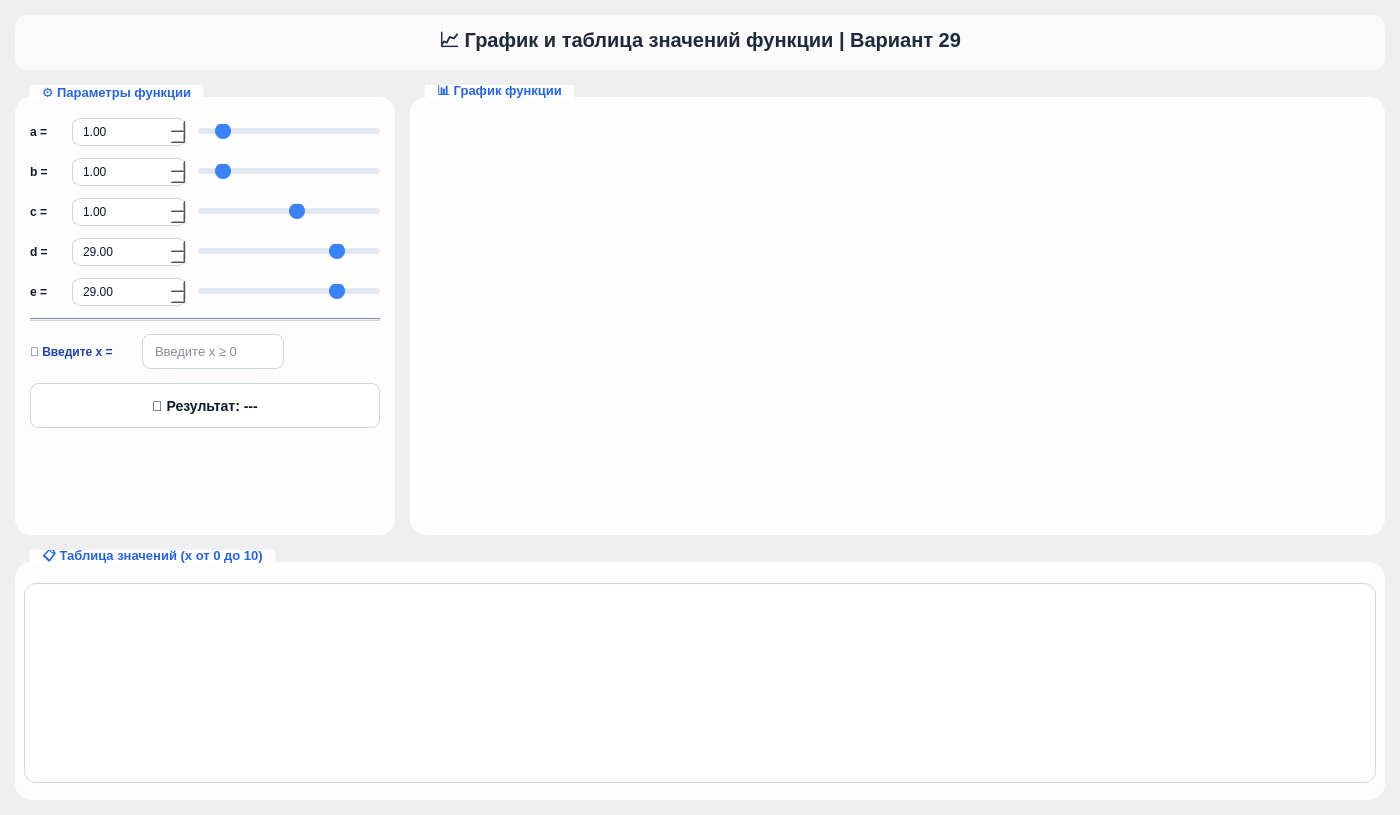
Qt form mainwindow.ui (Taesonx/methods_project) before a commit.
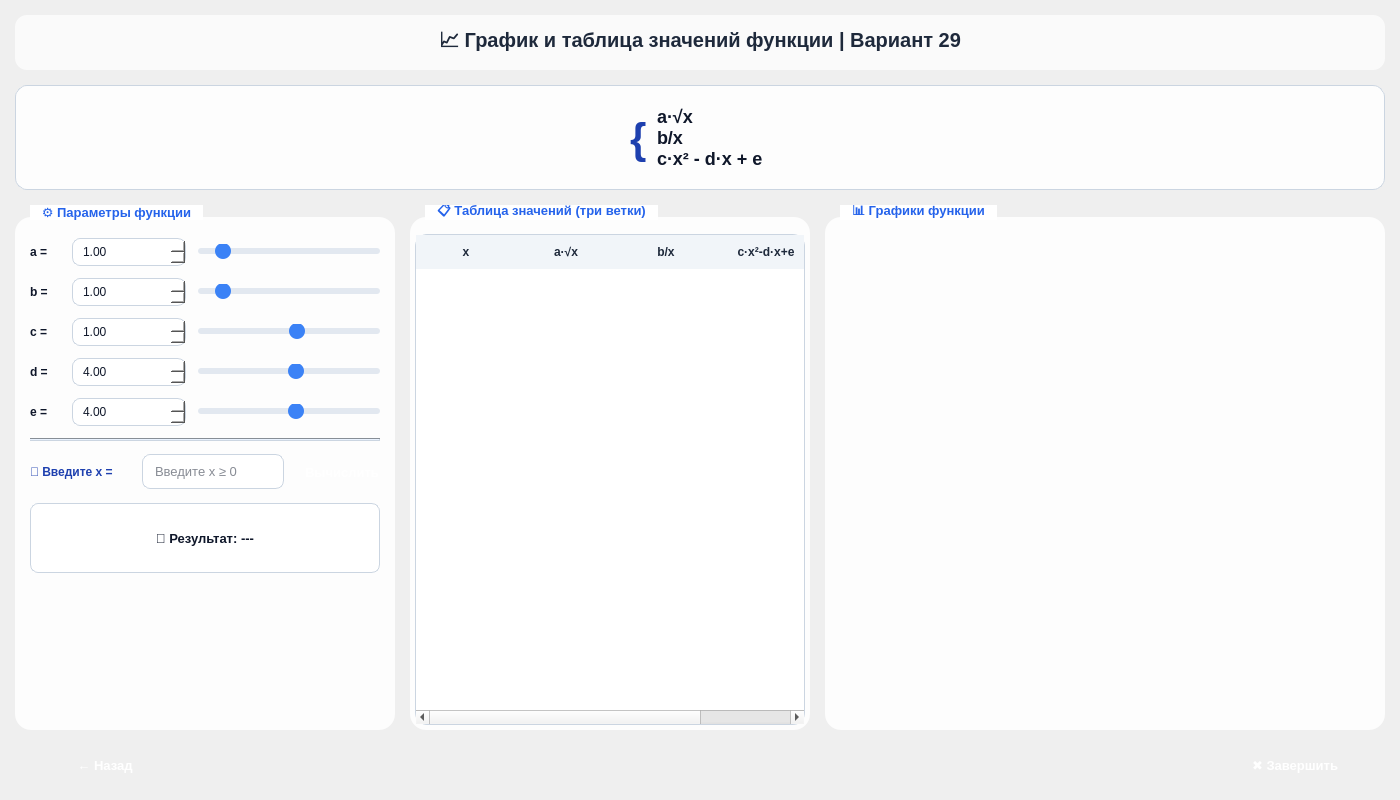
The same form after that commit. Custom widgets are drawn as their Qt base class.

```diff
--- a/mainwindow.ui
+++ b/mainwindow.ui
@@ -7,7 +7,7 @@
     <x>0</x>
     <y>0</y>
     <width>1400</width>
-    <height>809</height>
+    <height>800</height>
    </rect>
   </property>
   <property name="windowTitle">
@@ -31,6 +31,16 @@
         border-radius: 12px;
     }
 
+    QLabel#formulaLabel {
+        background: rgba(255,255,255,0.9);
+        border: 1px solid #cbd5e1;
+        border-radius: 12px;
+        padding: 10px;
+        font-family: 'Consolas', monospace;
+        font-size: 14px;
+        color: #1e40af;
+    }
+
     QGroupBox {
         font-weight: 600;
         font-size: 13px;
@@ -119,11 +129,20 @@
     QPushButton:pressed {
         background: #1e40af;
     }
+    QPushButton#backToSolveButton {
+        background: qlineargradient(x1:0, y1:0, x2:0, y2:1,
+                                    stop:0 #6c757d,
+                                    stop:1 #5a6268);
+        min-width: 140px;
+    }
+    QPushButton#backToSolveButton:hover {
+        background: #5a6268;
+    }
     QPushButton#backButton {
         background: qlineargradient(x1:0, y1:0, x2:0, y2:1,
-                                    stop:0 #94a3b8,
-                                    stop:1 #64748b);
-        min-width: 200px;
+                                    stop:0 #dc3545,
+                                    stop:1 #c82333);
+        min-width: 140px;
     }
     QPushButton#backButton:hover {
         background: qlineargradient(x1:0, y1:0, x2:0, y2:1,
@@ -197,6 +216,16 @@
       </property>
      </widget>
     </item>
+    <item>
+     <widget class="QLabel" name="formulaLabel">
+      <property name="text">
+       <string>&lt;html&gt;&lt;head/&gt;&lt;body&gt;&lt;table border=&quot;0&quot; style=&quot; margin-top:0px; margin-bottom:0px; margin-left:0px; margin-right:0px; border-collapse:collapse;&quot; align=&quot;center&quot; cellspacing=&quot;2&quot; cellpadding=&quot;0&quot;&gt;&lt;tr&gt;&lt;td style=&quot; vertical-align:middle;&quot;&gt;&lt;p&gt;&lt;span style=&quot; font-family:'Times New Roman','Consolas','serif'; font-size:42px; color:#1e40af;&quot;&gt;{&lt;/span&gt;&lt;/p&gt;&lt;/td&gt;&lt;td style=&quot; padding-left:8; padding-right:8; padding-top:8; padding-bottom:8;&quot;&gt;&lt;p&gt;&lt;span style=&quot; font-family:'Times New Roman','Consolas','serif'; font-size:18px; color:#0f172a;&quot;&gt;a·√x&lt;br/&gt;b/x&lt;br/&gt;c·x² - d·x + e&lt;/span&gt;&lt;/p&gt;&lt;/td&gt;&lt;/tr&gt;&lt;/table&gt;&lt;/body&gt;&lt;/html&gt;</string>
+      </property>
+      <property name="alignment">
+       <set>Qt::AlignmentFlag::AlignCenter</set>
+      </property>
+     </widget>
+    </item>
     <item>
      <layout class="QHBoxLayout" name="topLayout">
       <property name="spacing">
@@ -403,7 +432,7 @@
               <double>1.000000000000000</double>
              </property>
              <property name="value">
-              <double>29.000000000000000</double>
+              <double>4.000000000000000</double>
              </property>
             </widget>
            </item>
@@ -416,7 +445,7 @@
               <number>500</number>
              </property>
              <property name="value">
-              <number>290</number>
+              <number>40</number>
              </property>
              <property name="orientation">
               <enum>Qt::Orientation::Horizontal</enum>
@@ -452,7 +481,7 @@
               <double>1.000000000000000</double>
              </property>
              <property name="value">
-              <double>29.000000000000000</double>
+              <double>4.000000000000000</double>
              </property>
             </widget>
            </item>
@@ -465,7 +494,7 @@
               <number>500</number>
              </property>
              <property name="value">
-              <number>290</number>
+              <number>40</number>
              </property>
              <property name="orientation">
               <enum>Qt::Orientation::Horizontal</enum>
@@ -506,7 +535,7 @@
             <widget class="QLineEdit" name="xEdit">
              <property name="minimumSize">
               <size>
-               <width>120</width>
+               <width>142</width>
                <height>35</height>
               </size>
              </property>
@@ -524,7 +553,7 @@
               </size>
              </property>
              <property name="text">
-              <string>🧮Вычислить</string>
+              <string>Вычислить</string>
              </property>
             </widget>
            </item>
@@ -535,11 +564,17 @@
            <property name="minimumSize">
             <size>
              <width>0</width>
-             <height>45</height>
+             <height>70</height>
+            </size>
+           </property>
+           <property name="maximumSize">
+            <size>
+             <width>16777215</width>
+             <height>70</height>
             </size>
            </property>
            <property name="styleSheet">
-            <string>background: #ffffff; border: 1px solid #cbd5e1; border-radius: 8px; padding: 10px; font-weight: bold; font-size: 14px; color: #0f172a;</string>
+            <string>background: #ffffff; border: 1px solid #cbd5e1; border-radius: 8px; padding: 10px; font-weight: bold; font-size: 13px; color: #0f172a;</string>
            </property>
            <property name="text">
             <string>📐 Результат: ---</string>
@@ -547,6 +582,9 @@
            <property name="alignment">
             <set>Qt::AlignmentFlag::AlignCenter</set>
            </property>
+           <property name="wordWrap">
+            <bool>true</bool>
+           </property>
           </widget>
          </item>
          <item>
@@ -565,18 +603,108 @@
         </layout>
        </widget>
       </item>
+      <item>
+       <widget class="QGroupBox" name="tableGroup">
+        <property name="sizePolicy">
+         <sizepolicy hsizetype="Expanding" vsizetype="Expanding">
+          <horstretch>0</horstretch>
+          <verstretch>0</verstretch>
+         </sizepolicy>
+        </property>
+        <property name="minimumSize">
+         <size>
+          <width>400</width>
+          <height>400</height>
+         </size>
+        </property>
+        <property name="title">
+         <string>📋 Таблица значений (три ветки)</string>
+        </property>
+        <layout class="QVBoxLayout" name="tableLayout">
+         <property name="leftMargin">
+          <number>5</number>
+         </property>
+         <property name="topMargin">
+          <number>5</number>
+         </property>
+         <property name="rightMargin">
+          <number>5</number>
+         </property>
+         <property name="bottomMargin">
+          <number>5</number>
+         </property>
+         <item>
+          <widget class="QTableWidget" name="tableWidget">
+           <property name="rowCount">
+            <number>0</number>
+           </property>
+           <property name="columnCount">
+            <number>4</number>
+           </property>
+           <attribute name="horizontalHeaderVisible">
+            <bool>true</bool>
+           </attribute>
+           <attribute name="horizontalHeaderStretchLastSection">
+            <bool>true</bool>
+           </attribute>
+           <attribute name="verticalHeaderVisible">
+            <bool>false</bool>
+           </attribute>
+           <column>
+            <property name="text">
+             <string>x</string>
+            </property>
+           </column>
+           <column>
+            <property name="text">
+             <string>a·√x</string>
+            </property>
+           </column>
+           <column>
+            <property name="text">
+             <string>b/x</string>
+            </property>
+           </column>
+           <column>
+            <property name="text">
+             <string>c·x²-d·x+e</string>
+            </property>
+           </column>
+          </widget>
+         </item>
+        </layout>
+       </widget>
+      </item>
       <item>
        <widget class="QGroupBox" name="graphGroup">
+        <property name="sizePolicy">
+         <sizepolicy hsizetype="Expanding" vsizetype="Expanding">
+          <horstretch>1</horstretch>
+          <verstretch>0</verstretch>
+         </sizepolicy>
+        </property>
         <property name="minimumSize">
          <size>
-          <width>550</width>
+          <width>500</width>
           <height>450</height>
          </size>
         </property>
         <property name="title">
-         <string>📊 График функции</string>
+         <string>📊 Графики функции</string>
         </property>
         <layout class="QVBoxLayout" name="graphLayout">
+         <property name="leftMargin">
+          <number>5</number>
+         </property>
+         <property name="topMargin">
+          <number>5</number>
+         </property>
+         <property name="rightMargin">
+          <number>5</number>
+         </property>
+         <property name="bottomMargin">
+          <number>5</number>
+         </property>
          <item>
           <widget class="QChartView" name="graphView" native="true">
            <property name="sizePolicy">
@@ -587,7 +715,7 @@
            </property>
            <property name="minimumSize">
             <size>
-             <width>550</width>
+             <width>500</width>
              <height>450</height>
             </size>
            </property>
@@ -599,68 +727,56 @@
      </layout>
     </item>
     <item>
-     <widget class="QGroupBox" name="tableGroup">
-      <property name="minimumSize">
-       <size>
-        <width>1000</width>
-        <height>250</height>
-       </size>
+     <layout class="QHBoxLayout" name="buttonLayout">
+      <property name="spacing">
+       <number>15</number>
       </property>
-      <property name="title">
-       <string>📋 Таблица значений (x от 0 до 10)</string>
-      </property>
-      <layout class="QVBoxLayout" name="tableLayout">
-       <item>
-        <widget class="QTableWidget" name="tableWidget">
-         <property name="minimumSize">
-          <size>
-           <width>800</width>
-           <height>200</height>
-          </size>
-         </property>
-         <attribute name="verticalHeaderVisible">
-          <bool>false</bool>
-         </attribute>
-        </widget>
-       </item>
-       <item>
-        <layout class="QHBoxLayout" name="buttonLayout">
-         <property name="spacing">
-          <number>15</number>
-         </property>
-         <item>
-          <spacer name="buttonSpacer">
-           <property name="orientation">
-            <enum>Qt::Orientation::Horizontal</enum>
-           </property>
-           <property name="sizeHint" stdset="0">
-            <size>
-             <width>40</width>
-             <height>20</height>
-            </size>
-           </property>
-          </spacer>
-         </item>
-         <item>
-          <widget class="QPushButton" name="backButton">
-           <property name="minimumSize">
-            <size>
-             <width>240</width>
-             <height>40</height>
-            </size>
-           </property>
-           <property name="cursor">
-            <cursorShape>PointingHandCursor</cursorShape>
-           </property>
-           <property name="text">
-            <string>Завершить</string>
-           </property>
-          </widget>
-         </item>
-        </layout>
-       </item>
-      </layout>
-     </widget>
+      <item>
+       <widget class="QPushButton" name="backToSolveButton">
+        <property name="minimumSize">
+         <size>
+          <width>180</width>
+          <height>40</height>
+         </size>
+        </property>
+        <property name="cursor">
+         <cursorShape>PointingHandCursor</cursorShape>
+        </property>
+        <property name="text">
+         <string>← Назад</string>
+        </property>
+       </widget>
+      </item>
+      <item>
+       <spacer name="buttonSpacer">
+        <property name="orientation">
+         <enum>Qt::Orientation::Horizontal</enum>
+        </property>
+        <property name="sizeHint" stdset="0">
+         <size>
+          <width>40</width>
+          <height>20</height>
+         </size>
+        </property>
+       </spacer>
+      </item>
+      <item>
+       <widget class="QPushButton" name="backButton">
+        <property name="minimumSize">
+         <size>
+          <width>180</width>
+          <height>40</height>
+         </size>
+        </property>
+        <property name="cursor">
+         <cursorShape>PointingHandCursor</cursorShape>
+        </property>
+        <property name="text">
+         <string>✖ Завершить</string>
+        </property>
+       </widget>
+      </item>
+     </layout>
     </item>
    </layout>
   </widget>
```
Left out of the diff: 8 changed lines with no effect on the pictures.
